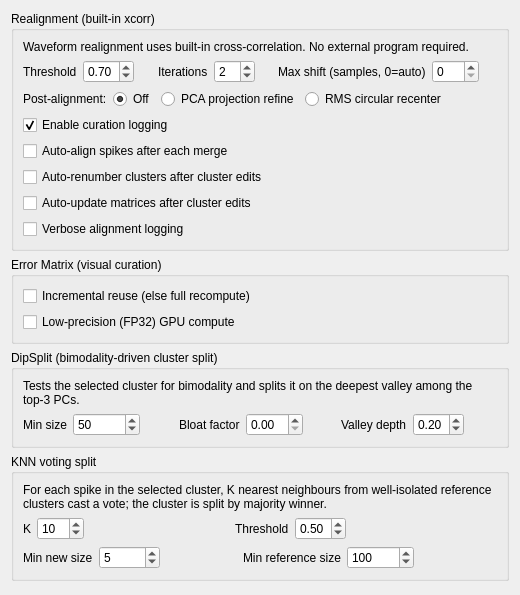
This is src/klusters/src/prefrefinementlayout.ui in Gravios/neurosuite-3 as Qt 5 draws it before an edit. The edited form follows.
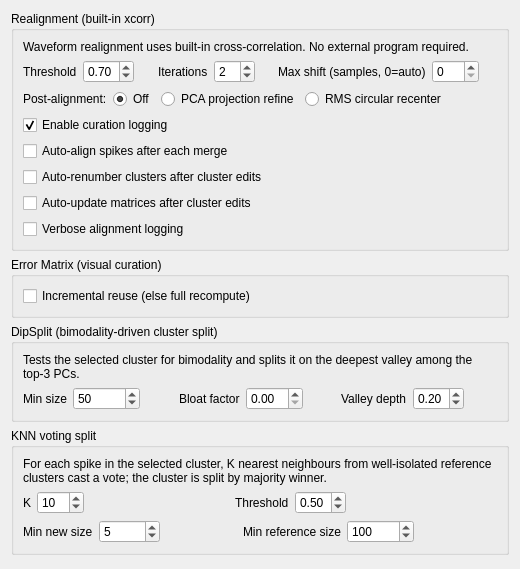
This is the edited form.

Commit message: klusters: remove FP32 (low-precision) error-matrix support

Patch:
```diff
--- a/src/klusters/src/prefrefinementlayout.ui
+++ b/src/klusters/src/prefrefinementlayout.ui
@@ -295,19 +295,6 @@
         </property>
        </widget>
       </item>
-      <item row="1" column="0">
-       <widget class="QCheckBox" name="errorMatrixLowPrecisionCheckBox">
-        <property name="text">
-         <string>Low-precision (FP32) GPU compute</string>
-        </property>
-        <property name="toolTip">
-         <string>Compute the error-matrix probabilities in single precision (FP32) on the GPU instead of double (FP64). The matrix is used only for qualitative visual curation, so FP32 is ample, and on GPUs whose FP64 rate is throttled (e.g. RTX PRO 6000 Blackwell) it is much faster and uses half the memory. No effect on the CPU fallback path. Overridden by NS3_ERRORMATRIX_LOWPRECISION when that variable is set. Default: off (FP64).</string>
-        </property>
-        <property name="checked">
-         <bool>false</bool>
-        </property>
-       </widget>
-      </item>
      </layout>
     </widget>
    </item>
```
The commit also changes 12 other files.
